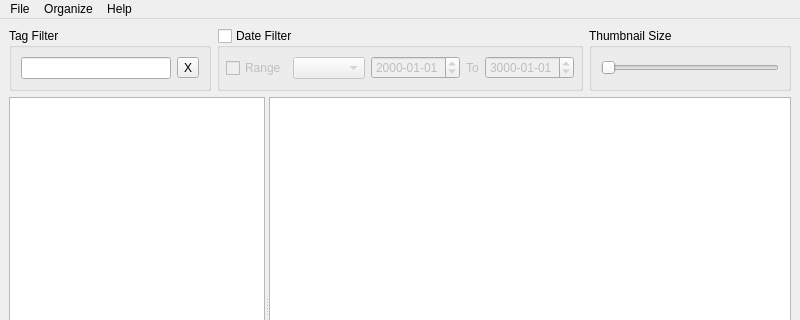
Before: the Qt Designer form UIFiles/PicOrganizer.ui in UpSea/PhotoOrganizer, drawn with Qt 5; both pictures show x 0 to 800 and y 0 to 320 of the 800 by 600 pixel window.
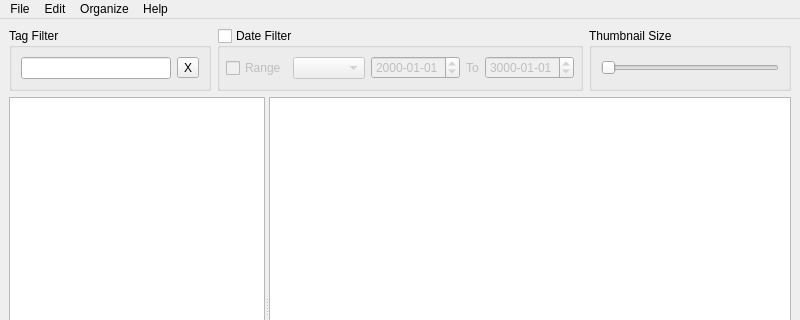
After: the same form once the commit is applied. Custom widgets are drawn as their Qt base class.

Commit message: Add ability to undo/redo tag edits.

Patch:
```diff
--- a/UIFiles/PicOrganizer.ui
+++ b/UIFiles/PicOrganizer.ui
@@ -211,7 +211,16 @@
     <addaction name="actionChangeLog"/>
     <addaction name="actionAbout"/>
    </widget>
+   <widget class="QMenu" name="menuEdit">
+    <property name="title">
+     <string>Edit</string>
+    </property>
+    <addaction name="actionUndo"/>
+    <addaction name="actionRedo"/>
+    <addaction name="actionUndoList"/>
+   </widget>
    <addaction name="menuFile"/>
+   <addaction name="menuEdit"/>
    <addaction name="menuOrganize"/>
    <addaction name="menuHelp"/>
   </widget>
```
Left out of the diff: 21 changed lines with no effect on the pictures. The commit also changes 3 other files.
